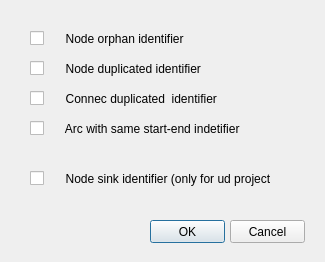
Above: ui/topology_tools.ui from Giswater/giswater_qgis_plugin before the change. Below: the same form after it.
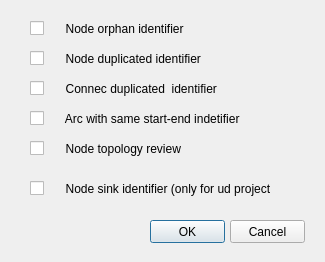
That is the form after the change.

The edit to the form file:
```diff
--- a/ui/topology_tools.ui
+++ b/ui/topology_tools.ui
@@ -43,7 +43,7 @@
    <property name="geometry">
     <rect>
      <x>30</x>
-     <y>60</y>
+     <y>50</y>
      <width>231</width>
      <height>17</height>
     </rect>
@@ -56,7 +56,7 @@
    <property name="geometry">
     <rect>
      <x>30</x>
-     <y>90</y>
+     <y>80</y>
      <width>221</width>
      <height>17</height>
     </rect>
@@ -69,7 +69,7 @@
    <property name="geometry">
     <rect>
      <x>30</x>
-     <y>120</y>
+     <y>110</y>
      <width>241</width>
      <height>17</height>
     </rect>
@@ -82,7 +82,7 @@
    <property name="geometry">
     <rect>
      <x>30</x>
-     <y>170</y>
+     <y>180</y>
      <width>241</width>
      <height>17</height>
     </rect>
@@ -95,7 +95,7 @@
    <property name="geometry">
     <rect>
      <x>30</x>
-     <y>30</y>
+     <y>20</y>
      <width>251</width>
      <height>17</height>
     </rect>
@@ -104,6 +104,19 @@
     <string>     Node orphan identifier</string>
    </property>
   </widget>
+  <widget class="QCheckBox" name="check_topology_repair">
+   <property name="geometry">
+    <rect>
+     <x>30</x>
+     <y>140</y>
+     <width>241</width>
+     <height>17</height>
+    </rect>
+   </property>
+   <property name="text">
+    <string>     Node topology review</string>
+   </property>
+  </widget>
  </widget>
  <resources/>
  <connections/>
```
